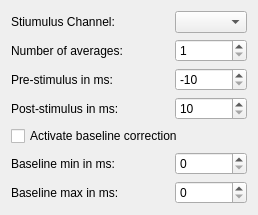
Above: applications/mne_x/plugins/averaging/FormFiles/averagingsettingswidget.ui from mne-tools/mne-cpp before the change. Below: the same form after it.
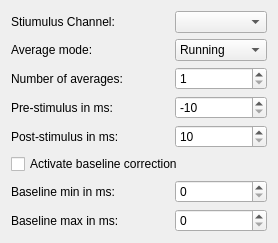
That is the form after the change.

Commit message: [MX-83] Add functionality to change average mode between running and cumulative

```diff
--- a/applications/mne_x/plugins/averaging/FormFiles/averagingsettingswidget.ui
+++ b/applications/mne_x/plugins/averaging/FormFiles/averagingsettingswidget.ui
@@ -6,22 +6,22 @@
    <rect>
     <x>0</x>
     <y>0</y>
-    <width>195</width>
-    <height>191</height>
+    <width>241</width>
+    <height>217</height>
    </rect>
   </property>
   <property name="windowTitle">
    <string>Form</string>
   </property>
   <layout class="QGridLayout" name="gridLayout">
-   <item row="2" column="0">
+   <item row="3" column="0">
     <widget class="QLabel" name="label_2">
      <property name="text">
       <string>Number of averages:</string>
      </property>
     </widget>
    </item>
-   <item row="2" column="2">
+   <item row="3" column="2">
     <widget class="QSpinBox" name="m_pSpinBoxNumAverages">
      <property name="minimum">
       <number>1</number>
@@ -31,13 +31,6 @@
      </property>
     </widget>
    </item>
-   <item row="3" column="0">
-    <widget class="QLabel" name="label_3">
-     <property name="text">
-      <string>Pre-stimulus in ms:</string>
-     </property>
-    </widget>
-   </item>
    <item row="1" column="0">
     <widget class="QLabel" name="label">
      <property name="text">
@@ -45,51 +38,31 @@
      </property>
     </widget>
    </item>
+   <item row="4" column="0">
+    <widget class="QLabel" name="label_3">
+     <property name="text">
+      <string>Pre-stimulus in ms:</string>
+     </property>
+    </widget>
+   </item>
    <item row="1" column="2">
     <widget class="QComboBox" name="m_pComboBoxChSelection"/>
    </item>
-   <item row="5" column="0" colspan="3">
-    <widget class="QCheckBox" name="m_pcheckBoxBaselineCorrection">
-     <property name="text">
-      <string>Activate baseline correction</string>
-     </property>
-    </widget>
-   </item>
-   <item row="6" column="0">
+   <item row="7" column="0">
     <widget class="QLabel" name="label_5">
      <property name="text">
       <string>Baseline min in ms:</string>
      </property>
     </widget>
    </item>
+   <item row="6" column="0" colspan="3">
+    <widget class="QCheckBox" name="m_pcheckBoxBaselineCorrection">
+     <property name="text">
+      <string>Activate baseline correction</string>
+     </property>
+    </widget>
+   </item>
    <item row="4" column="2">
-    <widget class="QSpinBox" name="m_pSpinBoxPostStimSamples">
-     <property name="minimum">
-      <number>10</number>
-     </property>
-     <property name="maximum">
-      <number>10000</number>
-     </property>
-     <property name="singleStep">
-      <number>10</number>
-     </property>
-    </widget>
-   </item>
-   <item row="7" column="0">
-    <widget class="QLabel" name="label_6">
-     <property name="text">
-      <string>Baseline max in ms:</string>
-     </property>
-    </widget>
-   </item>
-   <item row="4" column="0">
-    <widget class="QLabel" name="label_4">
-     <property name="text">
-      <string>Post-stimulus in ms:</string>
-     </property>
-    </widget>
-   </item>
-   <item row="3" column="2">
     <widget class="QSpinBox" name="m_pSpinBoxPreStimSamples">
      <property name="prefix">
       <string>-</string>
@@ -105,14 +78,41 @@
      </property>
     </widget>
    </item>
-   <item row="6" column="2">
-    <widget class="QSpinBox" name="m_pSpinBoxBaselineFrom">
-     <property name="singleStep">
-      <number>10</number>
-     </property>
-    </widget>
-   </item>
    <item row="7" column="2">
+    <widget class="QSpinBox" name="m_pSpinBoxBaselineFrom">
+     <property name="singleStep">
+      <number>10</number>
+     </property>
+    </widget>
+   </item>
+   <item row="8" column="0">
+    <widget class="QLabel" name="label_6">
+     <property name="text">
+      <string>Baseline max in ms:</string>
+     </property>
+    </widget>
+   </item>
+   <item row="5" column="2">
+    <widget class="QSpinBox" name="m_pSpinBoxPostStimSamples">
+     <property name="minimum">
+      <number>10</number>
+     </property>
+     <property name="maximum">
+      <number>10000</number>
+     </property>
+     <property name="singleStep">
+      <number>10</number>
+     </property>
+    </widget>
+   </item>
+   <item row="5" column="0">
+    <widget class="QLabel" name="label_4">
+     <property name="text">
+      <string>Post-stimulus in ms:</string>
+     </property>
+    </widget>
+   </item>
+   <item row="8" column="2">
     <widget class="QSpinBox" name="m_pSpinBoxBaselineTo">
      <property name="singleStep">
       <number>10</number>
@@ -138,6 +138,27 @@
      </property>
     </spacer>
    </item>
+   <item row="2" column="0">
+    <widget class="QLabel" name="label_7">
+     <property name="text">
+      <string>Average mode:</string>
+     </property>
+    </widget>
+   </item>
+   <item row="2" column="2">
+    <widget class="QComboBox" name="m_comboBox_runningAvr">
+     <item>
+      <property name="text">
+       <string>Running</string>
+      </property>
+     </item>
+     <item>
+      <property name="text">
+       <string>Cumulative</string>
+      </property>
+     </item>
+    </widget>
+   </item>
   </layout>
  </widget>
  <resources/>
```
The commit also changes 5 other files.
